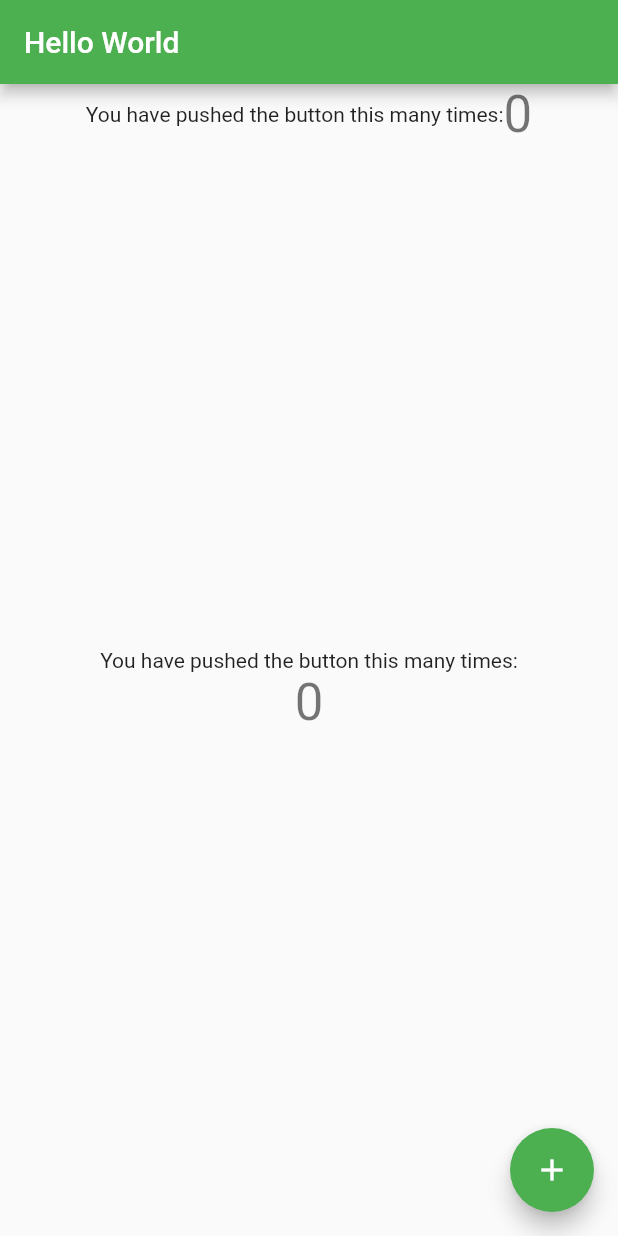
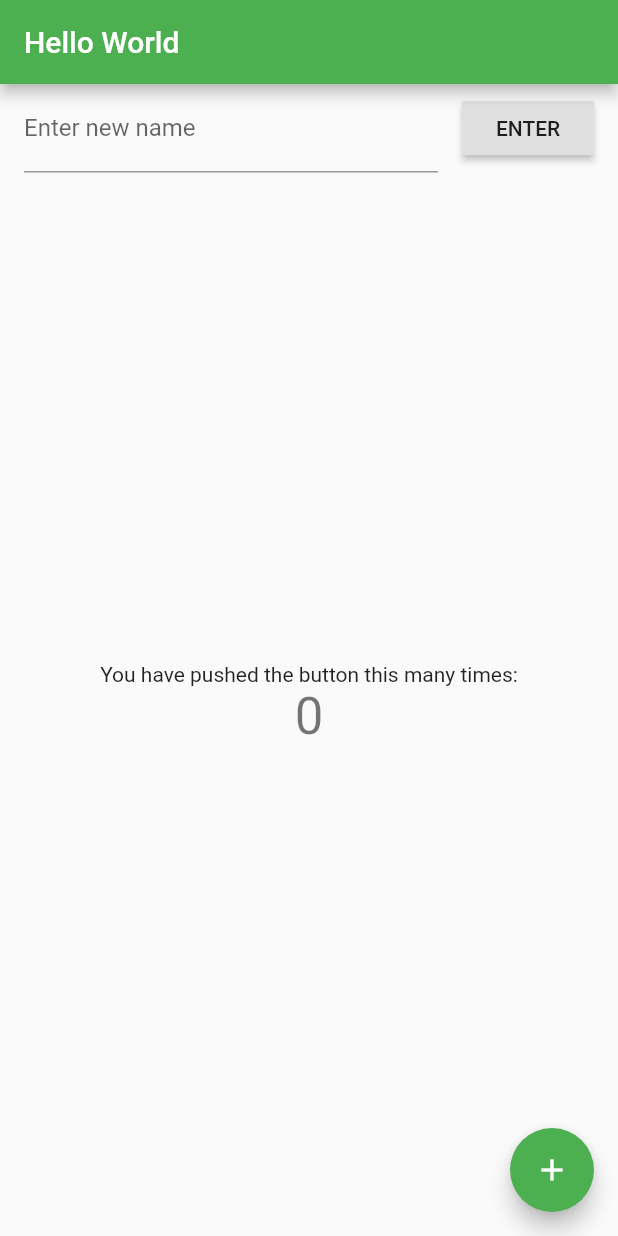
Before and after one commit to Kc-codetalker/tktpl-lab7-1706039976, a Flutter app: the screen it shows after launch, on a phone screen of 412 x 824 dp. Run offline on Flutter 3.47's test engine with Material 2 defaults, Android fonts, the phone set to English and light mode, and no system bars.

Commit message:
Change first column into a TextField and Button to mimic Lab-1 app.

```diff
--- a/lib/main.dart
+++ b/lib/main.dart
@@ -75,21 +75,28 @@ class _MyHomePageState extends State<MyHomePage> {
       ),
       body: Column(
         children: <Widget>[
-          Center(
-            child: Row(
-              mainAxisAlignment: MainAxisAlignment.center,
-              children: <Widget>[
-                Text(
-                  'You have pushed the button this many times:',
+          Row(
+            children: <Widget>[
+              const SizedBox(width: 16,),
+              Expanded(
+                child: TextField(
+                  decoration: InputDecoration(
+                    border: UnderlineInputBorder(),
+                    labelText: 'Enter new name',
+                  ),
                 ),
-                Text(
-                  '$_counter',
-                  style: Theme.of(context).textTheme.display1,
+              ),
+              const SizedBox(width: 16,),
+              RaisedButton(
+                onPressed: () {},
+                child: Text(
+                  "ENTER",
+                  style: Theme.of(context).textTheme.body2,
                 ),
-              ],
-            ),
+              ),
+              const SizedBox(width: 16,),
+            ],
           ),
-          //use this as child
           Expanded(
             child: Center(
               // Center is a layout widget. It takes a single child and positions it
```
